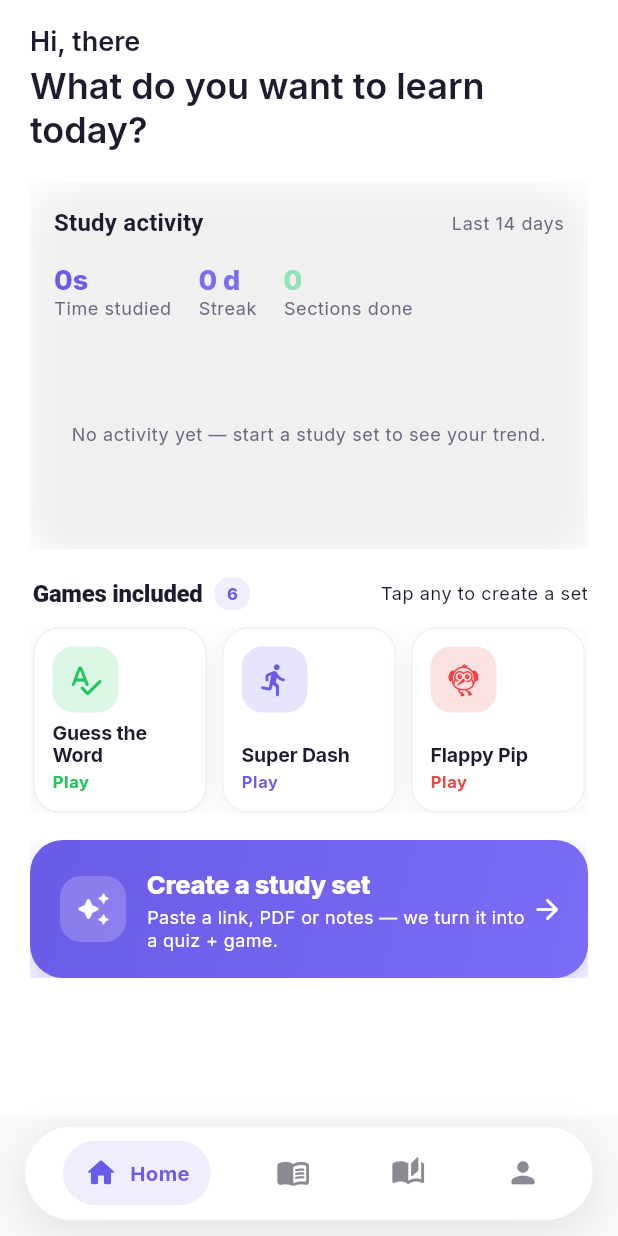
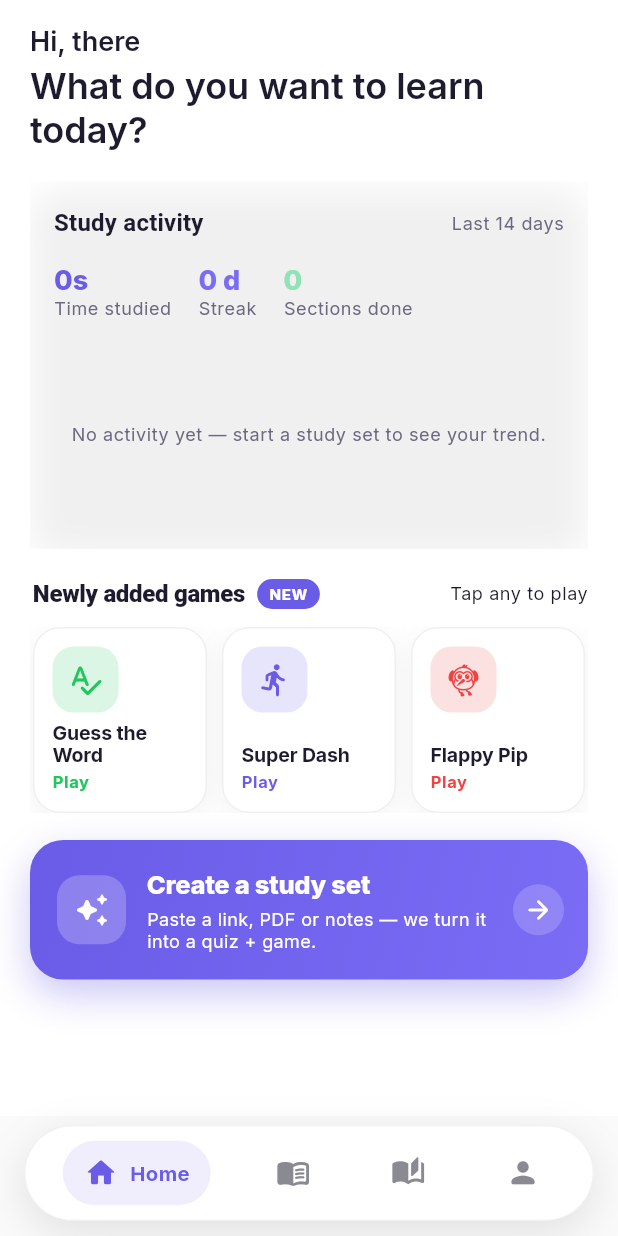
Before and after one commit to Ifthikar20/playstudy-mb-ui, a Flutter app: the HomePage screen opened by its route, on a phone screen of 412 x 824 dp. Run offline on Flutter 3.47's test engine with Material 3 defaults, Android fonts, the phone set to English and light mode, and no system bars; our stand-ins replace dio, equatable, file_picker, fl_chart, flutter_bloc, flutter_svg and 7 more; missing offline and left inert: dart:html, dart:ui_web, flame, mobile_scanner; accounts and stored records are empty; network calls fail.

Commit message:
Remove emojis; modern Airbnb-style home, library & profile UI
Polish pass across the app for a cleaner, slicker, more interactive feel.

- Emojis: removed every emoji from the app (game pops, hints, stat screen,
  crossword DEL key) — no emoji remain in the project.
- New Pressable widget: a tactile press (spring scale + slight fade) used to
  make key buttons feel responsive and interactive, Airbnb-style.
- Home:
  - "Create a study set" CTA is slicker — refined gradient, circular arrow
    affordance, and a Pressable press.
  - Games strip now reads "Newly added games" with a NEW badge.
  - Removed the premium upsell strip from the home page.
- Library: the Games tab now uses clean, modern Airbnb-style cards (gradient
  cover + icon medallion, difficulty/round badges, title + description, Play
  affordance) with press feedback, replacing the retro arcade-poster tiles.
  Same modern tile flows through to the per-set games grid.
- Profile: account actions (Parental controls, Settings, Sign out) grouped
  into one clean card with dividers — simpler, Airbnb-style.

Co-Authored-By: Claude Opus 4.8 <noreply@anthropic.com>
Claude-Session: https://claude.ai/code/session_01MoCgyEEQHdvgGr5ZAwEYwW

```diff
--- /dev/null
+++ b/lib/core/widgets/pressable.dart
@@ -0,0 +1,53 @@
+import 'package:flutter/material.dart';
+
+/// A tactile, Airbnb-style press wrapper: the child springs down slightly on
+/// touch and back on release, giving every button and card a responsive,
+/// interactive feel without a Material ripple. Tap fires on a microtask so the
+/// press animation is visible even when the destination is heavy.
+class Pressable extends StatefulWidget {
+  final Widget child;
+  final VoidCallback? onTap;
+  final double pressedScale;
+  final Duration duration;
+
+  const Pressable({
+    super.key,
+    required this.child,
+    this.onTap,
+    this.pressedScale = 0.96,
+    this.duration = const Duration(milliseconds: 110),
+  });
+
+  @override
+  State<Pressable> createState() => _PressableState();
+}
+
+class _PressableState extends State<Pressable> {
+  bool _down = false;
+
+  void _set(bool v) {
+    if (mounted && _down != v) setState(() => _down = v);
+  }
+
+  @override
+  Widget build(BuildContext context) {
+    final enabled = widget.onTap != null;
+    return GestureDetector(
+      behavior: HitTestBehavior.opaque,
+      onTapDown: enabled ? (_) => _set(true) : null,
+      onTapUp: enabled ? (_) => _set(false) : null,
+      onTapCancel: enabled ? () => _set(false) : null,
+      onTap: enabled ? () => Future.microtask(widget.onTap!) : null,
+      child: AnimatedScale(
+        scale: _down ? widget.pressedScale : 1.0,
+        duration: widget.duration,
+        curve: Curves.easeOut,
+        child: AnimatedOpacity(
+          opacity: _down ? 0.96 : 1.0,
+          duration: widget.duration,
+          child: widget.child,
+        ),
+      ),
+    );
+  }
+}
--- a/lib/features/games/native/crossword_native_widget.dart
+++ b/lib/features/games/native/crossword_native_widget.dart
@@ -316,7 +316,7 @@ class _Keyboard extends StatelessWidget {
                     _Key(label: ch, onTap: () => onLetter(ch)),
                   if (i == 2)
                     _Key(
-                      label: '⌫',
+                      label: 'DEL',
                       wide: true,
                       onTap: onBackspace,
                     ),
--- a/lib/features/games/native/flappy_native_widget.dart
+++ b/lib/features/games/native/flappy_native_widget.dart
@@ -296,7 +296,7 @@ class _FlappyNativeWidgetState extends State<FlappyNativeWidget>
         _bonesEaten++;
         _score += 2;
         GameScoreScope.report(context, _score);
-        _pop(b.x, b.y - 12, '+2 🦴', const Color(0xFFFFD23F));
+        _pop(b.x, b.y - 12, '+2', const Color(0xFFFFD23F));
         for (var k = 0; k < 8; k++) {
           _particles.add(_Particle(
             x: b.x,
@@ -524,7 +524,7 @@ class _FlappyNativeWidgetState extends State<FlappyNativeWidget>
                 correct: _gate.correctCount,
                 mastered: _gate.masteredCount,
                 totalQuestions: _gate.total,
-                extraLabel: '🦴 $_bonesEaten bones collected this run',
+                extraLabel: '$_bonesEaten bones collected this run',
                 onPlayAgain: _flap,
               ),
             ),
@@ -876,7 +876,7 @@ class _FlappyPainter extends CustomPainter {
       _text(canvas, 'Tap to help ${Mascot.name} fly', Offset(W / 2, H * 0.62),
           20, FontWeight.w700, Colors.white,
           center: true, shadow: true);
-      _text(canvas, 'grab 🦴 bones · dodge pipes & bees', Offset(W / 2, H * 0.62 + 28),
+      _text(canvas, 'grab bones · dodge pipes & bees', Offset(W / 2, H * 0.62 + 28),
           13, FontWeight.w600, Colors.white70,
           center: true, shadow: true);
     }
--- a/lib/features/games/native/quiz_gate.dart
+++ b/lib/features/games/native/quiz_gate.dart
@@ -264,7 +264,7 @@ class GameStatScreen extends StatelessWidget {
   final int correct; // answered correctly
   final int mastered; // distinct questions mastered
   final int totalQuestions;
-  final String? extraLabel; // e.g. 'Reached wave 4' / '🦴 5 bones'
+  final String? extraLabel; // e.g. 'Reached wave 4' / '5 bones'
   final VoidCallback onPlayAgain;
 
   const GameStatScreen({
@@ -366,7 +366,7 @@ class GameStatScreen extends StatelessWidget {
                   totalQuestions == 0
                       ? 'No quiz on this set'
                       : perfect
-                          ? 'You mastered all $totalQuestions questions 🎉'
+                          ? 'You mastered all $totalQuestions questions'
                           : 'Mastered $mastered / $totalQuestions questions',
                   textAlign: TextAlign.center,
                   style: const TextStyle(
--- a/lib/features/home/presentation/pages/home_page.dart
+++ b/lib/features/home/presentation/pages/home_page.dart
@@ -4,8 +4,8 @@ import 'package:go_router/go_router.dart';
 import 'package:shared_preferences/shared_preferences.dart';
 import '../../../../core/auth/auth_bloc.dart';
 import '../../../../core/rewards/rewards_bloc.dart';
-import '../../../../core/subscription/subscription_bloc.dart';
 import '../../../../core/widgets/airbnb_card.dart';
+import '../../../../core/widgets/pressable.dart';
 import '../../../exam_prep/data/models/exam_plan.dart';
 import '../../../exam_prep/presentation/bloc/exam_prep_bloc.dart';
 import '../../../learning/data/models/learning_models.dart';
@@ -99,15 +99,6 @@ class _HomePageState extends State<HomePage> {
                   );
                 },
               ),
-              BlocBuilder<SubscriptionBloc, SubscriptionState>(
-                builder: (context, sub) {
-                  if (sub.isPremium || !sub.loaded) return const SizedBox.shrink();
-                  return Padding(
-                    padding: const EdgeInsets.only(bottom: 20),
-                    child: _UsageStrip(remaining: sub.remainingFree),
-                  );
-                },
-              ),
             ],
           ),
         ),
@@ -151,15 +142,9 @@ class _HeroCta extends StatelessWidget {
   @override
   Widget build(BuildContext context) {
     final scheme = Theme.of(context).colorScheme;
-    return Material(
-      color: Colors.transparent,
-      child: InkWell(
-        borderRadius: BorderRadius.circular(22),
-        // microtask so the tap visual fires immediately, then nav happens on
-        // the next frame — keeps the button feeling instantly responsive
-        // even if the destination route is heavy.
-        onTap: () => Future.microtask(onTap),
-        child: Ink(
+    return Pressable(
+      onTap: onTap,
+      child: Container(
         decoration: BoxDecoration(
           gradient: LinearGradient(
             begin: Alignment.topLeft,
@@ -170,19 +155,19 @@ class _HeroCta extends StatelessWidget {
           boxShadow: [
             BoxShadow(
               color: scheme.primary.withOpacity(0.35),
-                blurRadius: 18,
-                offset: const Offset(0, 8),
+              blurRadius: 22,
+              offset: const Offset(0, 10),
             ),
           ],
         ),
-          padding: const EdgeInsets.fromLTRB(20, 18, 16, 18),
+        padding: const EdgeInsets.fromLTRB(18, 18, 16, 18),
         child: Row(children: [
           Container(
-              width: 44,
-              height: 44,
+            width: 46,
+            height: 46,
             decoration: BoxDecoration(
-                color: Colors.white.withOpacity(0.20),
-                borderRadius: BorderRadius.circular(14),
+              color: Colors.white.withOpacity(0.22),
+              borderRadius: BorderRadius.circular(15),
             ),
             child: const Icon(Icons.auto_awesome_rounded,
                 color: Colors.white, size: 24),
@@ -199,7 +184,7 @@ class _HeroCta extends StatelessWidget {
                       fontWeight: FontWeight.w800,
                       letterSpacing: -0.2,
                     )),
-                  SizedBox(height: 2),
+                SizedBox(height: 3),
                 Text('Paste a link, PDF or notes — we turn it into a quiz + game.',
                     style: TextStyle(
                       color: Colors.white,
@@ -209,10 +194,17 @@ class _HeroCta extends StatelessWidget {
               ],
             ),
           ),
-            const Icon(Icons.arrow_forward_rounded,
-                color: Colors.white, size: 22),
+          Container(
+            width: 34,
+            height: 34,
+            decoration: BoxDecoration(
+              color: Colors.white.withOpacity(0.18),
+              shape: BoxShape.circle,
+            ),
+            child: const Icon(Icons.arrow_forward_rounded,
+                color: Colors.white, size: 20),
+          ),
         ]),
-        ),
       ),
     );
   }
@@ -253,48 +245,6 @@ class _TodayPrepStrip extends StatelessWidget {
                 overflow: TextOverflow.ellipsis,
               ),
               Text('${plan.daysUntilExam}d to exam',
-                  style: theme.textTheme.bodySmall),
-            ],
-          ),
-        ),
-        const Icon(Icons.chevron_right_rounded),
-      ]),
-    );
-  }
-}
-
-class _UsageStrip extends StatelessWidget {
-  final int remaining;
-  const _UsageStrip({required this.remaining});
-
-  @override
-  Widget build(BuildContext context) {
-    final theme = Theme.of(context);
-    return AirbnbCard(
-      onTap: () => context.push('/paywall'),
-      child: Row(children: [
-        Container(
-          height: 44,
-          width: 44,
-          decoration: BoxDecoration(
-            color: theme.colorScheme.primary.withOpacity(0.12),
-            borderRadius: BorderRadius.circular(12),
-          ),
-          child: Icon(Icons.workspace_premium_rounded,
-              color: theme.colorScheme.primary),
-        ),
-        const SizedBox(width: 12),
-        Expanded(
-          child: Column(
-            crossAxisAlignment: CrossAxisAlignment.start,
-            children: [
-              Text(
-                remaining > 0
-                    ? '$remaining free study set${remaining == 1 ? '' : 's'} left'
-                    : 'Free tier used up',
-                style: theme.textTheme.labelLarge,
-              ),
-              Text('Tap to go unlimited',
                   style: theme.textTheme.bodySmall),
             ],
           ),
--- a/lib/features/home/presentation/widgets/games_strip.dart
+++ b/lib/features/home/presentation/widgets/games_strip.dart
@@ -22,7 +22,7 @@ class GamesStrip extends StatelessWidget {
           padding: const EdgeInsets.only(left: 2, bottom: 10),
           child: Row(children: [
             Text(
-              'Games included',
+              'Newly added games',
               style: theme.textTheme.titleMedium
                   ?.copyWith(fontWeight: FontWeight.w800, letterSpacing: -0.2),
             ),
@@ -30,20 +30,21 @@ class GamesStrip extends StatelessWidget {
             Container(
               padding: const EdgeInsets.symmetric(horizontal: 8, vertical: 3),
               decoration: BoxDecoration(
-                color: theme.colorScheme.primary.withOpacity(0.10),
+                color: theme.colorScheme.primary,
                 borderRadius: BorderRadius.circular(10),
               ),
-              child: Text(
-                '${games.length}',
+              child: const Text(
+                'NEW',
                 style: TextStyle(
-                  color: theme.colorScheme.primary,
-                  fontSize: 11,
+                  color: Colors.white,
+                  fontSize: 10,
                   fontWeight: FontWeight.w800,
+                  letterSpacing: 0.5,
                 ),
               ),
             ),
             const Spacer(),
-            Text('Tap any to create a set',
+            Text('Tap any to play',
                 style: theme.textTheme.bodySmall?.copyWith(
                   color: theme.colorScheme.onSurfaceVariant,
                 )),
```
Also changed, not shown: lib/features/games/native/shooter_native_widget.dart (+4 -4 lines), lib/features/library/presentation/pages/library_page.dart (+131 -243 lines), lib/features/profile/presentation/pages/profile_page.dart (+11 -23 lines). Lines whose indentation alone changed are shown as unchanged.
